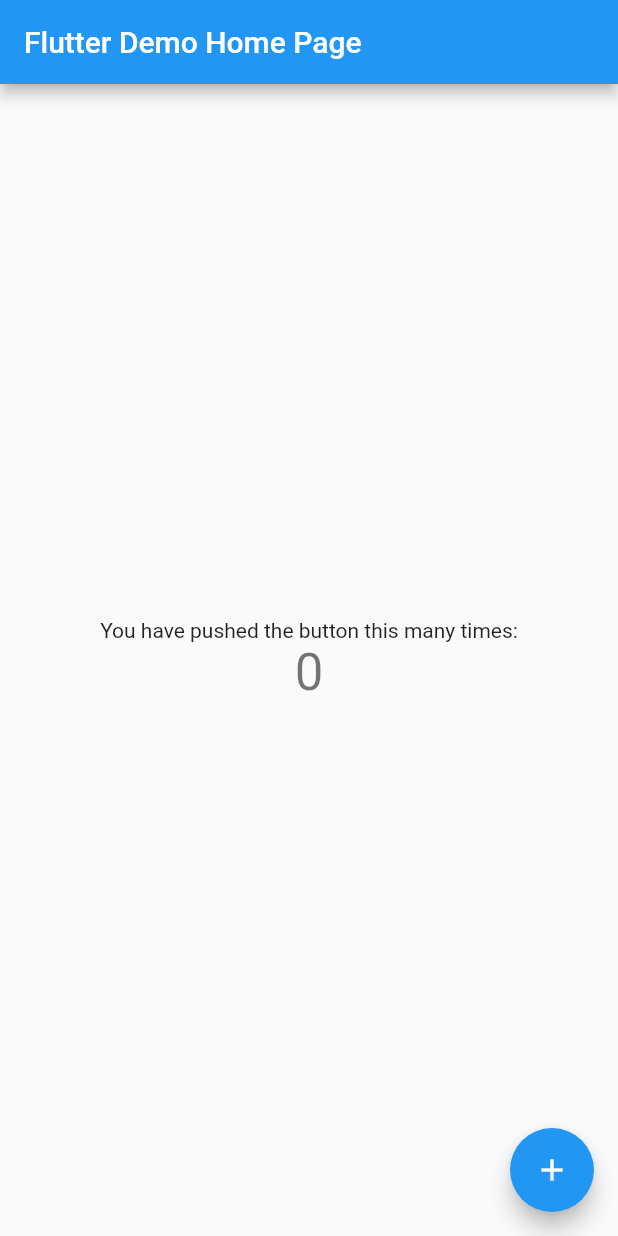
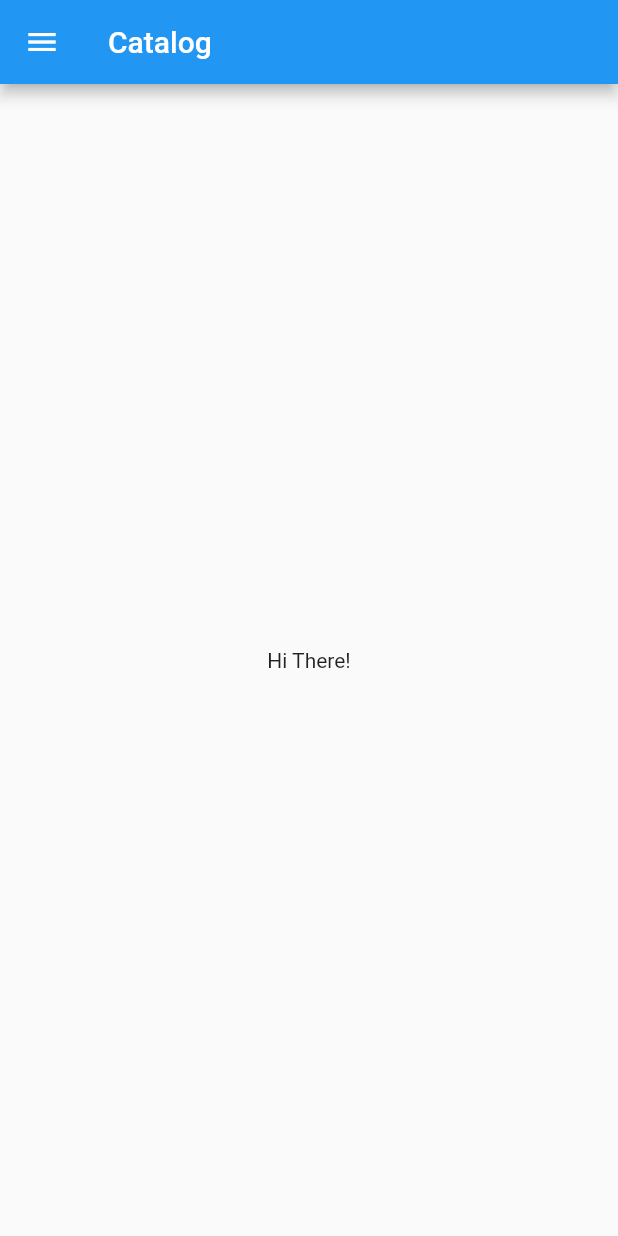
Before and after one commit to sayansadhukhan538/Flutter3.3-Catalog, a Flutter app: the screen it shows after launch, on a phone screen of 412 x 824 dp. Run offline on Flutter 3.47's test engine with Material 2 defaults, Android fonts, the phone set to English and light mode, and no system bars.

Commit message:
day 2 complete

```diff
--- /dev/null
+++ b/flutter_catalog/lib/home_page.dart
@@ -0,0 +1,20 @@
+import 'package:flutter/material.dart';
+
+class HomePage extends StatelessWidget {
+  const HomePage({super.key});
+
+  @override
+  Widget build(BuildContext context) {
+    return Scaffold(
+      appBar: AppBar(
+        title: Text("Catalog"),
+      ),
+      body: Center(
+        child: Container(
+          child: Text("Hi There!"),
+        ),
+      ),
+      drawer: Drawer(),
+    );
+  }
+}
--- a/flutter_catalog/lib/main.dart
+++ b/flutter_catalog/lib/main.dart
@@ -1,115 +1,16 @@
 import 'package:flutter/material.dart';
+import 'package:flutter_catalog/home_page.dart';
 
 void main() {
-  runApp(const MyApp());
+  runApp(MyApp());
 }
+class  MyApp extends StatelessWidget {
+  const  MyApp ({super.key});
 
-class MyApp extends StatelessWidget {
-  const MyApp({super.key});
-
-  // This widget is the root of your application.
   @override
   Widget build(BuildContext context) {
     return MaterialApp(
-      title: 'Flutter Demo',
-      theme: ThemeData(
-        // This is the theme of your application.
-        //
-        // Try running your application with "flutter run". You'll see the
-        // application has a blue toolbar. Then, without quitting the app, try
-        // changing the primarySwatch below to Colors.green and then invoke
-        // "hot reload" (press "r" in the console where you ran "flutter run",
-        // or simply save your changes to "hot reload" in a Flutter IDE).
-        // Notice that the counter didn't reset back to zero; the application
-        // is not restarted.
-        primarySwatch: Colors.blue,
-      ),
-      home: const MyHomePage(title: 'Flutter Demo Home Page'),
+      home: HomePage(),
     );
   }
 }
-
-class MyHomePage extends StatefulWidget {
-  const MyHomePage({super.key, required this.title});
-
-  // This widget is the home page of your application. It is stateful, meaning
-  // that it has a State object (defined below) that contains fields that affect
-  // how it looks.
-
-  // This class is the configuration for the state. It holds the values (in this
-  // case the title) provided by the parent (in this case the App widget) and
-  // used by the build method of the State. Fields in a Widget subclass are
-  // always marked "final".
-
-  final String title;
-
-  @override
-  State<MyHomePage> createState() => _MyHomePageState();
-}
-
-class _MyHomePageState extends State<MyHomePage> {
-  int _counter = 0;
-
-  void _incrementCounter() {
-    setState(() {
-      // This call to setState tells the Flutter framework that something has
-      // changed in this State, which causes it to rerun the build method below
-      // so that the display can reflect the updated values. If we changed
-      // _counter without calling setState(), then the build method would not be
-      // called again, and so nothing would appear to happen.
-      _counter++;
-    });
-  }
-
-  @override
-  Widget build(BuildContext context) {
-    // This method is rerun every time setState is called, for instance as done
-    // by the _incrementCounter method above.
-    //
-    // The Flutter framework has been optimized to make rerunning build methods
-    // fast, so that you can just rebuild anything that needs updating rather
-    // than having to individually change instances of widgets.
-    return Scaffold(
-      appBar: AppBar(
-        // Here we take the value from the MyHomePage object that was created by
-        // the App.build method, and use it to set our appbar title.
-        title: Text(widget.title),
-      ),
-      body: Center(
-        // Center is a layout widget. It takes a single child and positions it
-        // in the middle of the parent.
-        child: Column(
-          // Column is also a layout widget. It takes a list of children and
-          // arranges them vertically. By default, it sizes itself to fit its
-          // children horizontally, and tries to be as tall as its parent.
-          //
-          // Invoke "debug painting" (press "p" in the console, choose the
-          // "Toggle Debug Paint" action from the Flutter Inspector in Android
-          // Studio, or the "Toggle Debug Paint" command in Visual Studio Code)
-          // to see the wireframe for each widget.
-          //
-          // Column has various properties to control how it sizes itself and
-          // how it positions its children. Here we use mainAxisAlignment to
-          // center the children vertically; the main axis here is the vertical
-          // axis because Columns are vertical (the cross axis would be
-          // horizontal).
-          mainAxisAlignment: MainAxisAlignment.center,
-          children: <Widget>[
-            const Text(
-              'You have pushed the button this many times:',
-            ),
-            Text(
-              '$_counter',
-              style: Theme.of(context).textTheme.headline4,
-            ),
-          ],
-        ),
-      ),
-      floatingActionButton: FloatingActionButton(
-        onPressed: _incrementCounter,
-        tooltip: 'Increment',
-        child: const Icon(Icons.add),
-      ), // This trailing comma makes auto-formatting nicer for build methods.
-    );
-  }
-}
```
